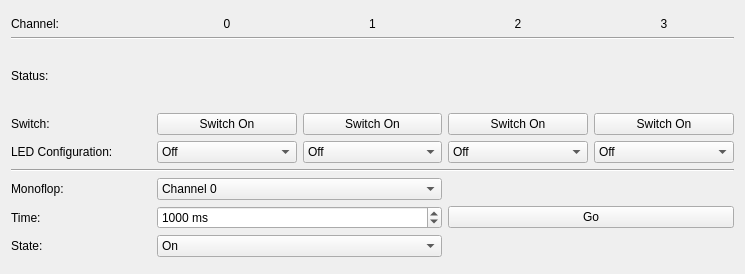
This is src/brickv/plugin_system/plugins/industrial_quad_relay_v2/ui/industrial_quad_relay_v2.ui in Tinkerforge/brickv as Qt 5 draws it before an edit. The edited form follows.
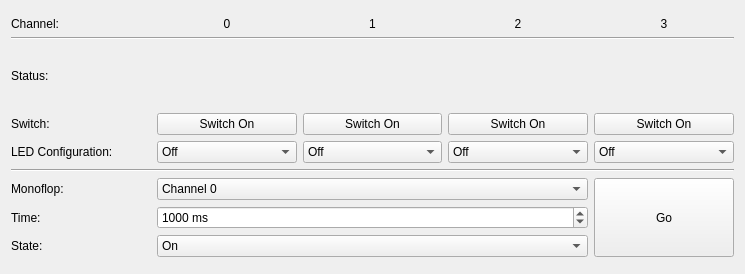
This is the edited form.

Commit message: Some button placement fine-tuning

Patch:
```diff
--- a/src/brickv/plugin_system/plugins/industrial_quad_relay_v2/ui/industrial_quad_relay_v2.ui
+++ b/src/brickv/plugin_system/plugins/industrial_quad_relay_v2/ui/industrial_quad_relay_v2.ui
@@ -101,7 +101,7 @@
        </property>
       </widget>
      </item>
-     <item row="9" column="1" colspan="2">
+     <item row="9" column="1" colspan="3">
       <widget class="QSpinBox" name="monoflop_time">
        <property name="sizePolicy">
         <sizepolicy hsizetype="Expanding" vsizetype="Fixed">
@@ -133,7 +133,7 @@
        </property>
       </widget>
      </item>
-     <item row="8" column="1" colspan="2">
+     <item row="8" column="1" colspan="3">
       <widget class="QComboBox" name="monoflop_pin">
        <property name="sizePolicy">
         <sizepolicy hsizetype="Expanding" vsizetype="Fixed">
@@ -166,10 +166,10 @@
        </item>
       </widget>
      </item>
-     <item row="8" column="3" rowspan="3" colspan="2">
+     <item row="8" column="4" rowspan="3">
       <widget class="QPushButton" name="monoflop_go">
        <property name="sizePolicy">
-        <sizepolicy hsizetype="Expanding" vsizetype="Fixed">
+        <sizepolicy hsizetype="Expanding" vsizetype="Expanding">
          <horstretch>0</horstretch>
          <verstretch>0</verstretch>
         </sizepolicy>
@@ -476,7 +476,7 @@
        </item>
       </widget>
      </item>
-     <item row="10" column="1" colspan="2">
+     <item row="10" column="1" colspan="3">
       <widget class="QComboBox" name="monoflop_state">
        <property name="sizePolicy">
         <sizepolicy hsizetype="Expanding" vsizetype="Fixed">
```
The commit also changes 1 other file.
